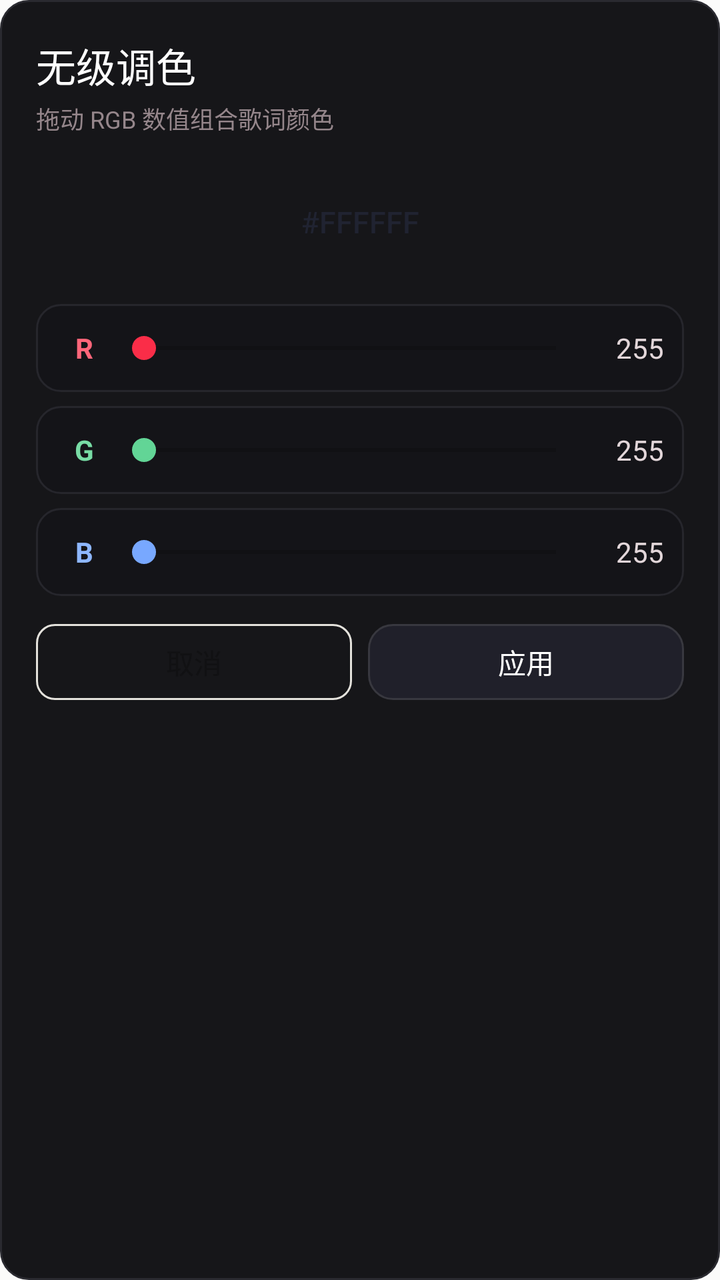
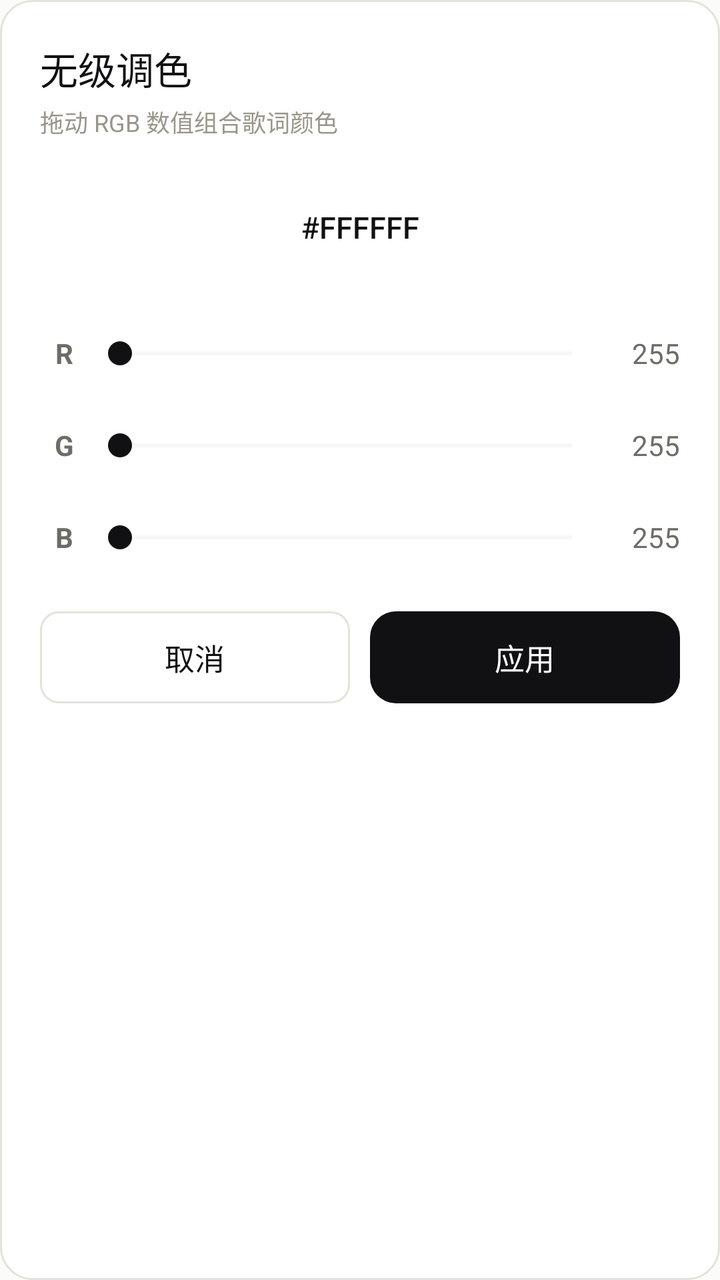

Compare the two renders of this Android layout. The source of the first and the diff that turns it into the second are given below.
<!-- AndroidManifest.xml: application theme Theme.DesktopLyrics -->
<!-- res/layout/dialog_color_picker.xml -->
<?xml version="1.0" encoding="utf-8"?>
<LinearLayout xmlns:android="http://schemas.android.com/apk/res/android"
    android:layout_width="match_parent"
    android:layout_height="wrap_content"
    android:background="@drawable/bg_ui_card"
    android:orientation="vertical"
    android:padding="18dp">

    <TextView android:layout_width="match_parent" android:layout_height="wrap_content" android:fontFamily="sans-serif-medium" android:text="无级调色" android:textColor="#FFFFFF" android:textSize="20sp" />
    <TextView android:layout_width="match_parent" android:layout_height="wrap_content" android:layout_marginTop="3dp" android:text="拖动 RGB 数值组合歌词颜色" android:textColor="#95868B" android:textSize="12sp" />
    <TextView android:id="@+id/color_picker_preview" android:layout_width="match_parent" android:layout_height="58dp" android:layout_marginTop="14dp" android:fontFamily="sans-serif-medium" android:gravity="center" android:text="#FFFFFF" android:textColor="#202331" android:textSize="15sp" />

    <LinearLayout android:layout_width="match_parent" android:layout_height="wrap_content" android:layout_marginTop="12dp" android:background="@drawable/bg_ui_panel" android:gravity="center_vertical" android:orientation="horizontal" android:paddingStart="10dp" android:paddingEnd="10dp">
        <TextView android:layout_width="28dp" android:layout_height="wrap_content" android:gravity="center" android:text="R" android:textColor="#FF667A" android:textStyle="bold" />
        <SeekBar android:id="@+id/seek_color_red" android:layout_width="0dp" android:layout_height="44dp" android:layout_weight="1" android:max="255" android:progressTint="#FA2D48" android:thumbTint="#FA2D48" />
        <TextView android:id="@+id/color_red_value" android:layout_width="38dp" android:layout_height="wrap_content" android:gravity="end" android:text="255" android:textColor="#E3D7DA" />
    </LinearLayout>
    <LinearLayout android:layout_width="match_parent" android:layout_height="wrap_content" android:layout_marginTop="7dp" android:background="@drawable/bg_ui_panel" android:gravity="center_vertical" android:orientation="horizontal" android:paddingStart="10dp" android:paddingEnd="10dp">
        <TextView android:layout_width="28dp" android:layout_height="wrap_content" android:gravity="center" android:text="G" android:textColor="#78DCA5" android:textStyle="bold" />
        <SeekBar android:id="@+id/seek_color_green" android:layout_width="0dp" android:layout_height="44dp" android:layout_weight="1" android:max="255" android:progressTint="#62D596" android:thumbTint="#62D596" />
        <TextView android:id="@+id/color_green_value" android:layout_width="38dp" android:layout_height="wrap_content" android:gravity="end" android:text="255" android:textColor="#E3D7DA" />
    </LinearLayout>
    <LinearLayout android:layout_width="match_parent" android:layout_height="wrap_content" android:layout_marginTop="7dp" android:background="@drawable/bg_ui_panel" android:gravity="center_vertical" android:orientation="horizontal" android:paddingStart="10dp" android:paddingEnd="10dp">
        <TextView android:layout_width="28dp" android:layout_height="wrap_content" android:gravity="center" android:text="B" android:textColor="#8EB7FF" android:textStyle="bold" />
        <SeekBar android:id="@+id/seek_color_blue" android:layout_width="0dp" android:layout_height="44dp" android:layout_weight="1" android:max="255" android:progressTint="#78A8FF" android:thumbTint="#78A8FF" />
        <TextView android:id="@+id/color_blue_value" android:layout_width="38dp" android:layout_height="wrap_content" android:gravity="end" android:text="255" android:textColor="#E3D7DA" />
    </LinearLayout>

    <LinearLayout android:layout_width="match_parent" android:layout_height="38dp" android:layout_marginTop="14dp" android:orientation="horizontal">
        <Button android:id="@+id/color_picker_cancel" style="@style/SettingsAction" android:layout_width="0dp" android:layout_height="38dp" android:layout_marginEnd="4dp" android:layout_weight="1" android:text="取消" />
        <Button android:id="@+id/color_picker_apply" android:layout_width="0dp" android:layout_height="38dp" android:layout_marginStart="4dp" android:layout_weight="1" android:background="@drawable/bg_ui_primary_button" android:fontFamily="sans-serif-medium" android:stateListAnimator="@null" android:text="应用" android:textAllCaps="false" android:textColor="#FFFFFF" android:textSize="14sp" />
    </LinearLayout>
</LinearLayout>
<!-- resources referenced by this layout -->
<resources>
  <!-- drawable bg_ui_card (drawable) -->
  <?xml version="1.0" encoding="utf-8"?>
  <shape xmlns:android="http://schemas.android.com/apk/res/android" android:shape="rectangle">
      <solid android:color="#161619" />
      <corners android:radius="14dp" />
      <stroke android:width="1dp" android:color="#2A2A30" />
  </shape>
  <!-- drawable bg_ui_panel (drawable) -->
  <?xml version="1.0" encoding="utf-8"?>
  <shape xmlns:android="http://schemas.android.com/apk/res/android" android:shape="rectangle">
      <solid android:color="#141418" />
      <corners android:radius="12dp" />
      <stroke android:width="1dp" android:color="#26262C" />
  </shape>
  <!-- drawable bg_ui_primary_button (drawable) -->
  <?xml version="1.0" encoding="utf-8"?>
  <shape xmlns:android="http://schemas.android.com/apk/res/android" android:shape="rectangle">
      <solid android:color="#20202A" />
      <corners android:radius="12dp" />
      <stroke android:width="1dp" android:color="#38383F" />
  </shape>
  <style name="SettingsAction">
          <item name="android:fontFamily">sans-serif-medium</item>
          <item name="android:textSize">14sp</item>
          <item name="android:textAllCaps">false</item>
          <item name="android:textColor">@color/text_primary</item>
          <item name="android:background">@drawable/bg_seg_shell</item>
          <item name="android:stateListAnimator">@null</item>
          <item name="android:gravity">center</item>
          <item name="android:paddingHorizontal">12dp</item>
      </style>
  <style name="Theme.DesktopLyrics" parent="Theme.AppCompat.DayNight.NoActionBar">
          <item name="android:fontFamily">sans-serif</item>
          <item name="android:windowActionModeOverlay">true</item>
          <item name="android:statusBarColor">@color/status_bar</item>
          <item name="android:navigationBarColor">@color/nav_bar</item>
          <item name="android:colorAccent">@color/accent</item>
          <item name="android:windowBackground">@color/app_bg</item>
      </style>
  <color name="text_primary">#111113</color>
  <!-- drawable bg_seg_shell (drawable) -->
  <?xml version="1.0" encoding="utf-8"?>
  <shape xmlns:android="http://schemas.android.com/apk/res/android" android:shape="rectangle">
      <solid android:color="@android:color/transparent" />
      <corners android:radius="9dp" />
      <stroke android:width="1dp" android:color="@color/app_line" />
  </shape>
  <color name="status_bar">#FBFBFA</color>
  <color name="nav_bar">#FBFBFA</color>
  <color name="accent">#111113</color>
  <color name="app_bg">#FBFBFA</color>
  <color name="app_line">#E4E2DC</color>
</resources>

<!-- the commit's change to res/layout/dialog_color_picker.xml (unified diff, before → after) -->
@@ -2,32 +2,32 @@
 <LinearLayout xmlns:android="http://schemas.android.com/apk/res/android"
     android:layout_width="match_parent"
     android:layout_height="wrap_content"
-    android:background="@drawable/bg_ui_card"
+    android:background="@drawable/bg_dialog_card"
     android:orientation="vertical"
-    android:padding="18dp">
+    android:padding="20dp">
 
-    <TextView android:layout_width="match_parent" android:layout_height="wrap_content" android:fontFamily="sans-serif-medium" android:text="无级调色" android:textColor="#FFFFFF" android:textSize="20sp" />
-    <TextView android:layout_width="match_parent" android:layout_height="wrap_content" android:layout_marginTop="3dp" android:text="拖动 RGB 数值组合歌词颜色" android:textColor="#95868B" android:textSize="12sp" />
-    <TextView android:id="@+id/color_picker_preview" android:layout_width="match_parent" android:layout_height="58dp" android:layout_marginTop="14dp" android:fontFamily="sans-serif-medium" android:gravity="center" android:text="#FFFFFF" android:textColor="#202331" android:textSize="15sp" />
+    <TextView android:layout_width="match_parent" android:layout_height="wrap_content" android:fontFamily="sans-serif-medium" android:text="无级调色" android:textColor="@color/text_primary" android:textSize="19sp" />
+    <TextView android:layout_width="match_parent" android:layout_height="wrap_content" android:layout_marginTop="4dp" android:text="拖动 RGB 数值组合歌词颜色" android:textColor="@color/text_tertiary" android:textSize="12sp" />
+    <TextView android:id="@+id/color_picker_preview" android:layout_width="match_parent" android:layout_height="56dp" android:layout_marginTop="16dp" android:fontFamily="sans-serif-medium" android:gravity="center" android:text="#FFFFFF" android:textColor="#111113" android:textSize="15sp" />
 
-    <LinearLayout android:layout_width="match_parent" android:layout_height="wrap_content" android:layout_marginTop="12dp" android:background="@drawable/bg_ui_panel" android:gravity="center_vertical" android:orientation="horizontal" android:paddingStart="10dp" android:paddingEnd="10dp">
-        <TextView android:layout_width="28dp" android:layout_height="wrap_content" android:gravity="center" android:text="R" android:textColor="#FF667A" android:textStyle="bold" />
-        <SeekBar android:id="@+id/seek_color_red" android:layout_width="0dp" android:layout_height="44dp" android:layout_weight="1" android:max="255" android:progressTint="#FA2D48" android:thumbTint="#FA2D48" />
-        <TextView android:id="@+id/color_red_value" android:layout_width="38dp" android:layout_height="wrap_content" android:gravity="end" android:text="255" android:textColor="#E3D7DA" />
+    <LinearLayout android:layout_width="match_parent" android:layout_height="wrap_content" android:layout_marginTop="14dp" android:gravity="center_vertical" android:orientation="horizontal">
+        <TextView android:layout_width="24dp" android:layout_height="wrap_content" android:gravity="center" android:text="R" android:textColor="@color/text_secondary" android:textStyle="bold" />
+        <SeekBar android:id="@+id/seek_color_red" android:layout_width="0dp" android:layout_height="42dp" android:layout_weight="1" android:max="255" android:progressBackgroundTint="@color/control_track" android:progressTint="@color/control_active" android:splitTrack="false" android:thumbTint="@color/control_active" />
+        <TextView android:id="@+id/color_red_value" android:layout_width="38dp" android:layout_height="wrap_content" android:gravity="end" android:text="255" android:textColor="@color/text_secondary" />
     </LinearLayout>
-    <LinearLayout android:layout_width="match_parent" android:layout_height="wrap_content" android:layout_marginTop="7dp" android:background="@drawable/bg_ui_panel" android:gravity="center_vertical" android:orientation="horizontal" android:paddingStart="10dp" android:paddingEnd="10dp">
-        <TextView android:layout_width="28dp" android:layout_height="wrap_content" android:gravity="center" android:text="G" android:textColor="#78DCA5" android:textStyle="bold" />
-        <SeekBar android:id="@+id/seek_color_green" android:layout_width="0dp" android:layout_height="44dp" android:layout_weight="1" android:max="255" android:progressTint="#62D596" android:thumbTint="#62D596" />
-        <TextView android:id="@+id/color_green_value" android:layout_width="38dp" android:layout_height="wrap_content" android:gravity="end" android:text="255" android:textColor="#E3D7DA" />
+    <LinearLayout android:layout_width="match_parent" android:layout_height="wrap_content" android:layout_marginTop="4dp" android:gravity="center_vertical" android:orientation="horizontal">
+        <TextView android:layout_width="24dp" android:layout_height="wrap_content" android:gravity="center" android:text="G" android:textColor="@color/text_secondary" android:textStyle="bold" />
+        <SeekBar android:id="@+id/seek_color_green" android:layout_width="0dp" android:layout_height="42dp" android:layout_weight="1" android:max="255" android:progressBackgroundTint="@color/control_track" android:progressTint="@color/control_active" android:splitTrack="false" android:thumbTint="@color/control_active" />
+        <TextView android:id="@+id/color_green_value" android:layout_width="38dp" android:layout_height="wrap_content" android:gravity="end" android:text="255" android:textColor="@color/text_secondary" />
     </LinearLayout>
-    <LinearLayout android:layout_width="match_parent" android:layout_height="wrap_content" android:layout_marginTop="7dp" android:background="@drawable/bg_ui_panel" android:gravity="center_vertical" android:orientation="horizontal" android:paddingStart="10dp" android:paddingEnd="10dp">
-        <TextView android:layout_width="28dp" android:layout_height="wrap_content" android:gravity="center" android:text="B" android:textColor="#8EB7FF" android:textStyle="bold" />
-        <SeekBar android:id="@+id/seek_color_blue" android:layout_width="0dp" android:layout_height="44dp" android:layout_weight="1" android:max="255" android:progressTint="#78A8FF" android:thumbTint="#78A8FF" />
-        <TextView android:id="@+id/color_blue_value" android:layout_width="38dp" android:layout_height="wrap_content" android:gravity="end" android:text="255" android:textColor="#E3D7DA" />
+    <LinearLayout android:layout_width="match_parent" android:layout_height="wrap_content" android:layout_marginTop="4dp" android:gravity="center_vertical" android:orientation="horizontal">
+        <TextView android:layout_width="24dp" android:layout_height="wrap_content" android:gravity="center" android:text="B" android:textColor="@color/text_secondary" android:textStyle="bold" />
+        <SeekBar android:id="@+id/seek_color_blue" android:layout_width="0dp" android:layout_height="42dp" android:layout_weight="1" android:max="255" android:progressBackgroundTint="@color/control_track" android:progressTint="@color/control_active" android:splitTrack="false" android:thumbTint="@color/control_active" />
+        <TextView android:id="@+id/color_blue_value" android:layout_width="38dp" android:layout_height="wrap_content" android:gravity="end" android:text="255" android:textColor="@color/text_secondary" />
     </LinearLayout>
 
-    <LinearLayout android:layout_width="match_parent" android:layout_height="38dp" android:layout_marginTop="14dp" android:orientation="horizontal">
-        <Button android:id="@+id/color_picker_cancel" style="@style/SettingsAction" android:layout_width="0dp" android:layout_height="38dp" android:layout_marginEnd="4dp" android:layout_weight="1" android:text="取消" />
-        <Button android:id="@+id/color_picker_apply" android:layout_width="0dp" android:layout_height="38dp" android:layout_marginStart="4dp" android:layout_weight="1" android:background="@drawable/bg_ui_primary_button" android:fontFamily="sans-serif-medium" android:stateListAnimator="@null" android:text="应用" android:textAllCaps="false" android:textColor="#FFFFFF" android:textSize="14sp" />
+    <LinearLayout android:layout_width="match_parent" android:layout_height="46dp" android:layout_marginTop="16dp" android:orientation="horizontal">
+        <Button android:id="@+id/color_picker_cancel" android:layout_width="0dp" android:layout_height="46dp" android:layout_marginEnd="5dp" android:layout_weight="1" android:background="@drawable/bg_seg_shell" android:fontFamily="sans-serif-medium" android:stateListAnimator="@null" android:text="取消" android:textAllCaps="false" android:textColor="@color/text_primary" android:textSize="15sp" />
+        <Button android:id="@+id/color_picker_apply" android:layout_width="0dp" android:layout_height="46dp" android:layout_marginStart="5dp" android:layout_weight="1" android:background="@drawable/bg_flat_button" android:fontFamily="sans-serif-medium" android:stateListAnimator="@null" android:text="应用" android:textAllCaps="false" android:textColor="@color/text_on_accent" android:textSize="15sp" />
     </LinearLayout>
 </LinearLayout>
<!-- resource entries referenced after the edit -->
@@ -1,36 +1,31 @@
 <!-- resources referenced by this layout -->
 <resources>
-  <!-- drawable bg_ui_card (drawable) -->
+  <color name="control_active">#111113</color>
+  <color name="control_track">#E0DED7</color>
+  <color name="text_on_accent">#FFFFFF</color>
+  <color name="text_primary">#111113</color>
+  <color name="text_secondary">#6E6C66</color>
+  <color name="text_tertiary">#9A968C</color>
+  <!-- drawable bg_dialog_card (drawable) -->
   <?xml version="1.0" encoding="utf-8"?>
   <shape xmlns:android="http://schemas.android.com/apk/res/android" android:shape="rectangle">
-      <solid android:color="#161619" />
-      <corners android:radius="14dp" />
-      <stroke android:width="1dp" android:color="#2A2A30" />
+      <solid android:color="@color/app_surface" />
+      <corners android:radius="16dp" />
+      <stroke android:width="1dp" android:color="@color/app_line" />
   </shape>
-  <!-- drawable bg_ui_panel (drawable) -->
+  <!-- drawable bg_flat_button (drawable) -->
   <?xml version="1.0" encoding="utf-8"?>
   <shape xmlns:android="http://schemas.android.com/apk/res/android" android:shape="rectangle">
-      <solid android:color="#141418" />
-      <corners android:radius="12dp" />
-      <stroke android:width="1dp" android:color="#26262C" />
+      <solid android:color="@color/accent" />
+      <corners android:radius="13dp" />
   </shape>
-  <!-- drawable bg_ui_primary_button (drawable) -->
+  <!-- drawable bg_seg_shell (drawable) -->
   <?xml version="1.0" encoding="utf-8"?>
   <shape xmlns:android="http://schemas.android.com/apk/res/android" android:shape="rectangle">
-      <solid android:color="#20202A" />
-      <corners android:radius="12dp" />
-      <stroke android:width="1dp" android:color="#38383F" />
+      <solid android:color="@android:color/transparent" />
+      <corners android:radius="9dp" />
+      <stroke android:width="1dp" android:color="@color/app_line" />
   </shape>
-  <style name="SettingsAction">
-          <item name="android:fontFamily">sans-serif-medium</item>
-          <item name="android:textSize">14sp</item>
-          <item name="android:textAllCaps">false</item>
-          <item name="android:textColor">@color/text_primary</item>
-          <item name="android:background">@drawable/bg_seg_shell</item>
-          <item name="android:stateListAnimator">@null</item>
-          <item name="android:gravity">center</item>
-          <item name="android:paddingHorizontal">12dp</item>
-      </style>
   <style name="Theme.DesktopLyrics" parent="Theme.AppCompat.DayNight.NoActionBar">
           <item name="android:fontFamily">sans-serif</item>
           <item name="android:windowActionModeOverlay">true</item>
@@ -39,18 +34,11 @@
           <item name="android:colorAccent">@color/accent</item>
           <item name="android:windowBackground">@color/app_bg</item>
       </style>
-  <color name="text_primary">#111113</color>
-  <!-- drawable bg_seg_shell (drawable) -->
-  <?xml version="1.0" encoding="utf-8"?>
-  <shape xmlns:android="http://schemas.android.com/apk/res/android" android:shape="rectangle">
-      <solid android:color="@android:color/transparent" />
-      <corners android:radius="9dp" />
-      <stroke android:width="1dp" android:color="@color/app_line" />
-  </shape>
+  <color name="app_surface">#FFFFFF</color>
+  <color name="app_line">#E4E2DC</color>
+  <color name="accent">#111113</color>
   <color name="status_bar">#FBFBFA</color>
   <color name="nav_bar">#FBFBFA</color>
-  <color name="accent">#111113</color>
   <color name="app_bg">#FBFBFA</color>
-  <color name="app_line">#E4E2DC</color>
 </resources>
 
